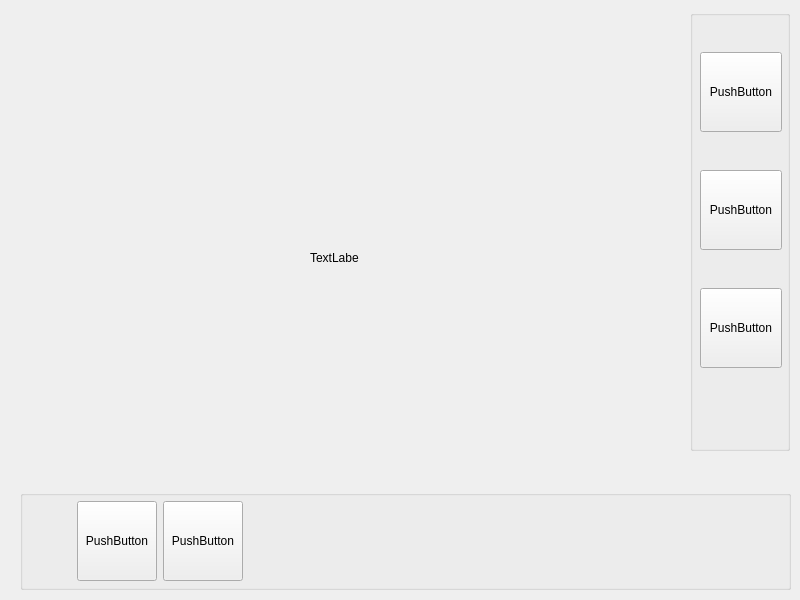
First picture: the form in src/UBoatCVSWorkstation/mainwindow.ui, repository valabsoft/UBoatCVS, before the edit.
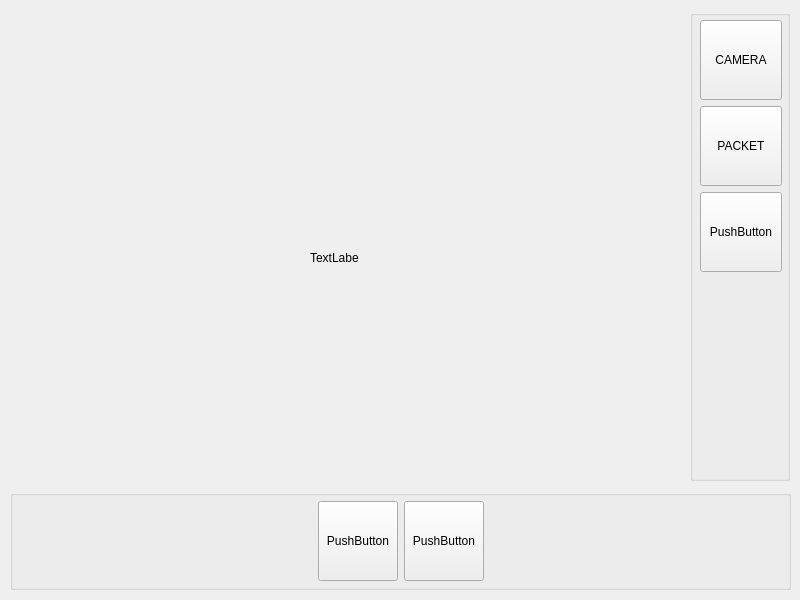
Second picture: the form after the edit.

Commit message: GUI: Добавлен шаблон формы с адаптацией под размеры изображения от камеры

```diff
--- a/src/UBoatCVSWorkstation/mainwindow.ui
+++ b/src/UBoatCVSWorkstation/mainwindow.ui
@@ -17,25 +17,37 @@
    <widget class="QGroupBox" name="groupBoxHorizontal">
     <property name="geometry">
      <rect>
-      <x>20</x>
+      <x>10</x>
       <y>490</y>
-      <width>771</width>
+      <width>781</width>
       <height>100</height>
      </rect>
     </property>
+    <property name="sizePolicy">
+     <sizepolicy hsizetype="Preferred" vsizetype="Preferred">
+      <horstretch>0</horstretch>
+      <verstretch>0</verstretch>
+     </sizepolicy>
+    </property>
+    <property name="layoutDirection">
+     <enum>Qt::LayoutDirection::LeftToRight</enum>
+    </property>
     <property name="title">
      <string/>
     </property>
-    <widget class="QWidget" name="">
+    <property name="alignment">
+     <set>Qt::AlignmentFlag::AlignLeading|Qt::AlignmentFlag::AlignLeft|Qt::AlignmentFlag::AlignVCenter</set>
+    </property>
+    <widget class="QWidget" name="layoutWidget">
      <property name="geometry">
       <rect>
        <x>10</x>
        <y>10</y>
-       <width>260</width>
+       <width>761</width>
        <height>82</height>
       </rect>
      </property>
-     <layout class="QHBoxLayout" name="horizontalLayout">
+     <layout class="QHBoxLayout" name="horizontalLayout" stretch="0,0,0,0">
       <item>
        <spacer name="horizontalSpacer_2">
         <property name="orientation">
@@ -97,19 +109,22 @@
       <x>690</x>
       <y>10</y>
       <width>100</width>
-      <height>441</height>
+      <height>471</height>
      </rect>
     </property>
     <property name="title">
      <string/>
     </property>
+    <property name="alignment">
+     <set>Qt::AlignmentFlag::AlignHCenter|Qt::AlignmentFlag::AlignTop</set>
+    </property>
     <widget class="QWidget" name="layoutWidget">
      <property name="geometry">
       <rect>
        <x>10</x>
        <y>10</y>
        <width>82</width>
-       <height>421</height>
+       <height>451</height>
       </rect>
      </property>
      <layout class="QVBoxLayout" name="verticalLayout">
@@ -125,7 +140,7 @@
          </size>
         </property>
         <property name="text">
-         <string>PushButton</string>
+         <string>CAMERA</string>
         </property>
        </widget>
       </item>
@@ -138,7 +153,7 @@
          </size>
         </property>
         <property name="text">
-         <string>PushButton</string>
+         <string>PACKET</string>
         </property>
        </widget>
       </item>
@@ -161,7 +176,7 @@
          <enum>Qt::Orientation::Vertical</enum>
         </property>
         <property name="sizeType">
-         <enum>QSizePolicy::Policy::Fixed</enum>
+         <enum>QSizePolicy::Policy::Expanding</enum>
         </property>
         <property name="sizeHint" stdset="0">
          <size>
```
Left out of the diff: 8 changed lines with no effect on the pictures. The commit also changes 4 other files.
